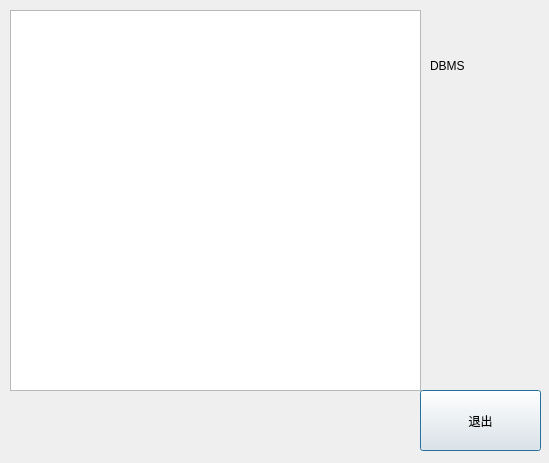
jy-080610/DBMS, file logdialog.ui: the form before one commit.
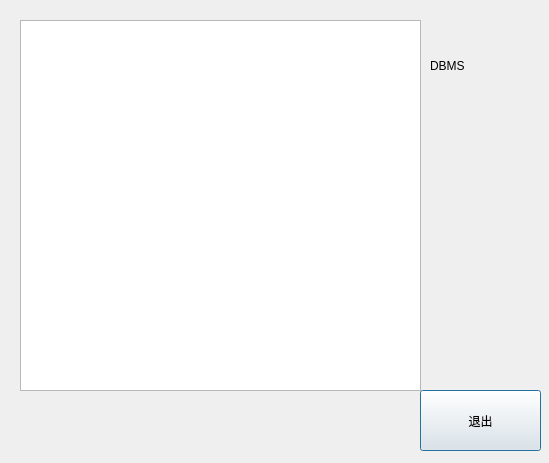
The form after the commit. Icons and pictures are not drawn.

What changed in the file:
```diff
--- a/logdialog.ui
+++ b/logdialog.ui
@@ -35,12 +35,15 @@
   <widget class="QTextEdit" name="textEdit">
    <property name="geometry">
     <rect>
-     <x>10</x>
-     <y>10</y>
-     <width>411</width>
-     <height>381</height>
+     <x>20</x>
+     <y>20</y>
+     <width>401</width>
+     <height>371</height>
     </rect>
    </property>
+   <property name="styleSheet">
+    <string notr="true">background-image: url(:/picture/88.jpg);</string>
+   </property>
   </widget>
   <widget class="QLabel" name="label">
    <property name="geometry">
```
Left out of the diff: 30 changed lines with no effect on the pictures.
